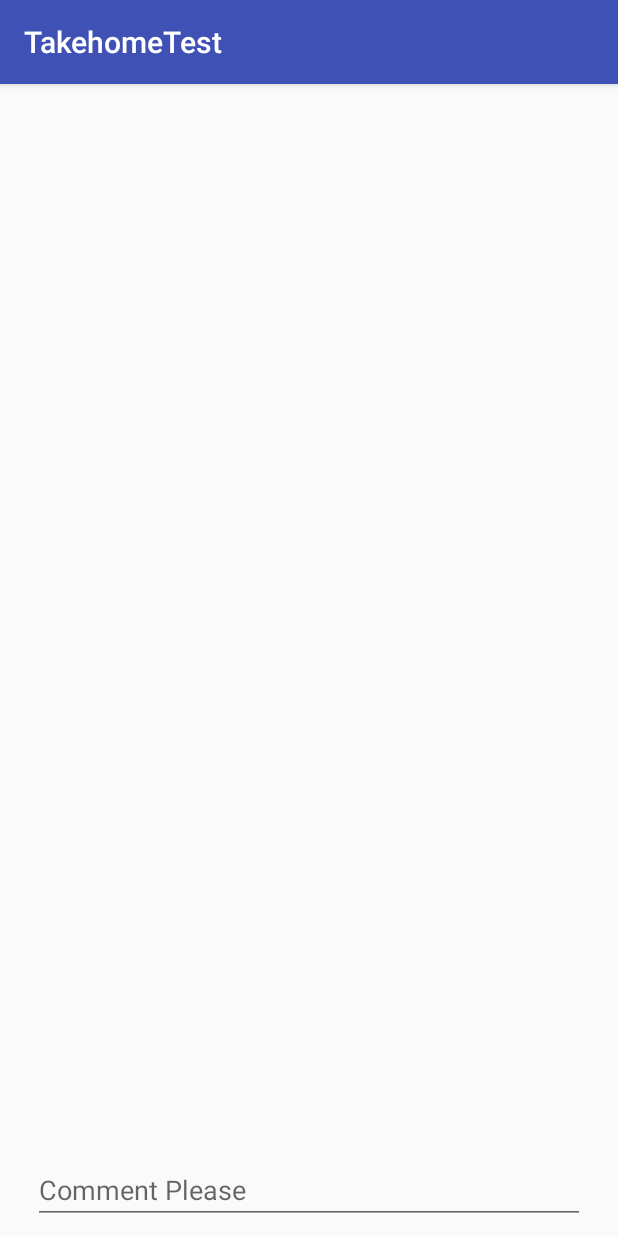
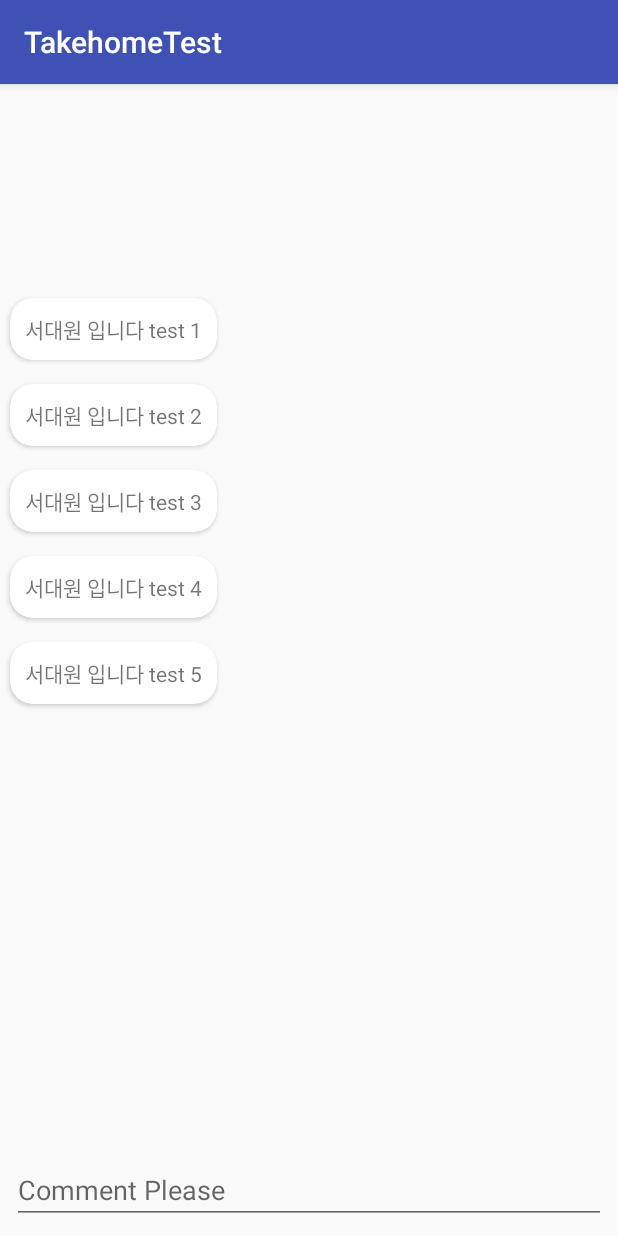
Before and after one commit to sdw8001/TakehomeTest, an Android app: the MaskingActivity screen opened directly, with no data from a screen before it, on a phone screen of 412 x 824 dp. Run offline under Robolectric (Android 15) with nearby library versions, the phone set to English and light mode, and no system bars.

```diff
--- a/app/src/main/AndroidManifest.xml
+++ b/app/src/main/AndroidManifest.xml
@@ -8,7 +8,8 @@
         android:label="@string/app_name"
         android:roundIcon="@mipmap/ic_launcher_round"
         android:supportsRtl="true"
-        android:theme="@style/AppTheme">
+        android:theme="@style/AppTheme"
+        android:name=".MyApplication">
         <activity android:name=".MainActivity">
             <intent-filter>
                 <action android:name="android.intent.action.MAIN" />
@@ -19,5 +20,5 @@
         <activity android:name=".maskinglist.MaskingActivity" />
         <activity android:name=".apilist.ApiActivity"></activity>
     </application>
-
+    <uses-permission android:name="android.permission.INTERNET"/>
 </manifest>
--- a/app/src/main/java/com/example/takehometest/maskinglist/CardItem.java
+++ b/app/src/main/java/com/example/takehometest/maskinglist/CardItem.java
@@ -6,4 +6,19 @@ package com.example.takehometest.maskinglist;
 
 public class CardItem {
     private String comment;
+
+    public CardItem(){
+        comment = "";
+    }
+    public CardItem(String comment){
+        this.comment = comment;
+    }
+
+    public String getComment() {
+        return comment;
+    }
+
+    public void setComment(String comment) {
+        this.comment = comment;
+    }
 }
--- a/app/src/main/java/com/example/takehometest/maskinglist/MaskingActivity.java
+++ b/app/src/main/java/com/example/takehometest/maskinglist/MaskingActivity.java
@@ -4,13 +4,22 @@ import android.support.v7.app.AppCompatActivity;
 import android.os.Bundle;
 import android.support.v7.widget.LinearLayoutManager;
 import android.support.v7.widget.RecyclerView;
+import android.view.KeyEvent;
+import android.view.inputmethod.EditorInfo;
+import android.widget.EditText;
+import android.widget.TextView;
 
 import com.example.takehometest.R;
+
+import java.util.ArrayList;
 
 public class MaskingActivity extends AppCompatActivity {
 
     private RecyclerView recyclerView;
     private RecyclerView.LayoutManager layoutManager;
+    private MaskingAdapter adapter;
+    private ArrayList<CardItem> items;
+    private EditText editTextCommentInput;
 
     @Override
     protected void onCreate(Bundle savedInstanceState) {
@@ -18,7 +27,40 @@ public class MaskingActivity extends AppCompatActivity {
         setContentView(R.layout.activity_masking);
 
         layoutManager = new LinearLayoutManager(this);
+        recyclerView = (RecyclerView) findViewById(R.id.recyclerViewComment);
         recyclerView.setLayoutManager(layoutManager);
 
+        items = new ArrayList<>();
+
+        // Sample Data 입니다.
+        items.add(new CardItem("서대원 입니다 test 1"));
+        items.add(new CardItem("서대원 입니다 test 2"));
+        items.add(new CardItem("서대원 입니다 test 3"));
+        items.add(new CardItem("서대원 입니다 test 4"));
+        items.add(new CardItem("서대원 입니다 test 5"));
+
+        adapter = new MaskingAdapter(items);
+        recyclerView.setAdapter(adapter);
+
+        editTextCommentInput = (EditText) findViewById(R.id.editTextCommentInput);
+        editTextCommentInput.setImeOptions(EditorInfo.IME_ACTION_DONE);
+        editTextCommentInput.setOnEditorActionListener(new TextView.OnEditorActionListener() {
+            @Override
+            public boolean onEditorAction(TextView v, int actionId, KeyEvent event) {
+                if (actionId == EditorInfo.IME_ACTION_DONE) {
+                    inputComment(v.getText().toString());
+                    v.setText(null);
+                }
+                return false;
+            }
+        });
+    }
+
+    private void inputComment(String comment) {
+        if (items == null) {
+            items = new ArrayList<>();
+        }
+
+        items.add(new CardItem(comment));
     }
 }
--- a/app/src/main/java/com/example/takehometest/maskinglist/MaskingAdapter.java
+++ b/app/src/main/java/com/example/takehometest/maskinglist/MaskingAdapter.java
@@ -6,39 +6,44 @@ import android.view.View;
 import android.view.ViewGroup;
 import android.widget.TextView;
 
+import com.example.takehometest.R;
+
+import java.util.ArrayList;
+
 /**
- * Created by 라라 on 2017-04-12.
+ * Created by 서대원 on 2017-04-12.
  */
 
 public class MaskingAdapter extends RecyclerView.Adapter<MaskingAdapter.ViewHolder> {
 
-    private CardItem[] items;
+    private ArrayList<CardItem> items;
 
     public static class ViewHolder extends RecyclerView.ViewHolder {
         public TextView txtViewComment;
-        public ViewHolder(TextView view) {
+        public ViewHolder(View view) {
             super(view);
-            txtViewComment = view;
+            txtViewComment = (TextView) view.findViewById(R.id.txtViewComment);
         }
     }
 
-    public MaskingAdapter(CardItem[] items) {
+    public MaskingAdapter(ArrayList<CardItem> items) {
         this.items = items;
     }
 
     @Override
     public ViewHolder onCreateViewHolder(ViewGroup parent, int viewType) {
-        View view = LayoutInflater.from(parent.getContext())
-        return null;
+        View view = LayoutInflater.from(parent.getContext()).inflate(R.layout.recyclerviewitem_masking_layout, parent, false);
+        ViewHolder viewHolder = new ViewHolder(view);
+        return viewHolder;
     }
 
     @Override
     public void onBindViewHolder(ViewHolder holder, int position) {
-
+        holder.txtViewComment.setText(items.get(position).getComment());
     }
 
     @Override
     public int getItemCount() {
-        return 0;
+        return this.items.size();
     }
 }
--- a/app/src/main/res/layout/activity_masking.xml
+++ b/app/src/main/res/layout/activity_masking.xml
@@ -8,32 +8,30 @@
 
     <android.support.v7.widget.RecyclerView
         android:id="@+id/recyclerViewComment"
-        android:layout_width="365dp"
-        android:layout_height="433dp"
+        android:layout_width="0dp"
+        android:layout_height="445dp"
+        app:layout_constraintBottom_toTopOf="@+id/editTextCommentInput"
+        app:layout_constraintLeft_toLeftOf="parent"
+        app:layout_constraintRight_toRightOf="parent"
+        app:layout_constraintTop_toTopOf="parent" />
+
+    <EditText
+        android:id="@+id/editTextCommentInput"
+        android:layout_width="match_parent"
+        android:layout_height="wrap_content"
         android:layout_marginBottom="8dp"
+        android:layout_marginEnd="8dp"
         android:layout_marginLeft="8dp"
         android:layout_marginRight="8dp"
-        android:layout_marginTop="8dp"
-        app:layout_constraintBottom_toTopOf="@+id/editText2"
-        app:layout_constraintLeft_toLeftOf="parent"
-        app:layout_constraintRight_toRightOf="parent"
-        app:layout_constraintTop_toTopOf="parent"
-        tools:listitem="@layout/recyclerview_masking_layout" />
-
-    <EditText
-        android:id="@+id/editText2"
-        android:layout_width="368dp"
-        android:layout_height="wrap_content"
+        android:layout_marginStart="8dp"
         android:contentDescription="@string/CommentPlease"
         android:ems="10"
         android:hint="@string/CommentPlease"
-        android:inputType="none"
+        android:inputType="text"
         android:selectAllOnFocus="false"
+        android:singleLine="false"
         app:layout_constraintBottom_toBottomOf="parent"
-        android:layout_marginBottom="8dp"
-        android:layout_marginLeft="8dp"
         app:layout_constraintLeft_toLeftOf="parent"
-        android:layout_marginRight="8dp"
         app:layout_constraintRight_toRightOf="parent" />
 
 </android.support.constraint.ConstraintLayout>
--- /dev/null
+++ b/app/src/main/res/layout/recyclerviewitem_masking_layout.xml
@@ -0,0 +1,22 @@
+<?xml version="1.0" encoding="utf-8"?>
+<LinearLayout xmlns:android="http://schemas.android.com/apk/res/android"
+    xmlns:app="http://schemas.android.com/apk/res-auto"
+    android:layout_width="match_parent"
+    android:layout_height="wrap_content"
+    android:orientation="vertical">
+
+    <android.support.v7.widget.CardView
+        android:layout_width="wrap_content"
+        android:layout_height="wrap_content"
+        app:cardCornerRadius="@dimen/cardview_large_radius"
+        app:cardElevation="@dimen/cardview_default_elevation"
+        app:cardUseCompatPadding="true">
+
+        <TextView
+            android:id="@+id/txtViewComment"
+            android:layout_width="match_parent"
+            android:layout_height="wrap_content"
+            android:padding="@dimen/cardview_comment_padding" />
+
+    </android.support.v7.widget.CardView>
+</LinearLayout>
--- /dev/null
+++ b/app/src/main/res/values/dimens.xml
@@ -0,0 +1,7 @@
+<?xml version="1.0" encoding="utf-8"?>
+<resources>
+    <dimen name="cardview_compat_inset_shadow">1dp</dimen>
+    <dimen name="cardview_default_elevation">2dp</dimen>
+    <dimen name="cardview_large_radius">15dp</dimen>
+    <dimen name="cardview_comment_padding">10dp</dimen>
+</resources>
--- a/build.gradle
+++ b/build.gradle
@@ -6,6 +6,7 @@ buildscript {
     }
     dependencies {
         classpath 'com.android.tools.build:gradle:2.3.1'
+        classpath 'io.realm:realm-gradle-plugin:3.0.0'
 
         // NOTE: Do not place your application dependencies here; they belong
         // in the individual module build.gradle files
```
Also changed, not shown: app/build.gradle (+5 -2 lines), app/src/main/java/com/example/takehometest/MyApplication.java (added, +17 -0 lines), app/src/main/java/com/example/takehometest/apilist/ApiActivity.java (+64 -0 lines), app/src/main/java/com/example/takehometest/apilist/GithubService.java (added, +23 -0 lines), app/src/main/java/com/example/takehometest/apilist/GithubUser.java (added, +165 -0 lines), app/src/main/java/com/example/takehometest/apilist/GithubUserAdapter.java (added, +44 -0 lines), app/src/main/res/layout/activity_api.xml (+10 -0 lines), app/src/main/res/layout/recyclerview_masking_layout.xml (deleted, +0 -12 lines), app/src/main/res/layout/recyclerviewitem_githubuser_layout.xml (added, +22 -0 lines).
